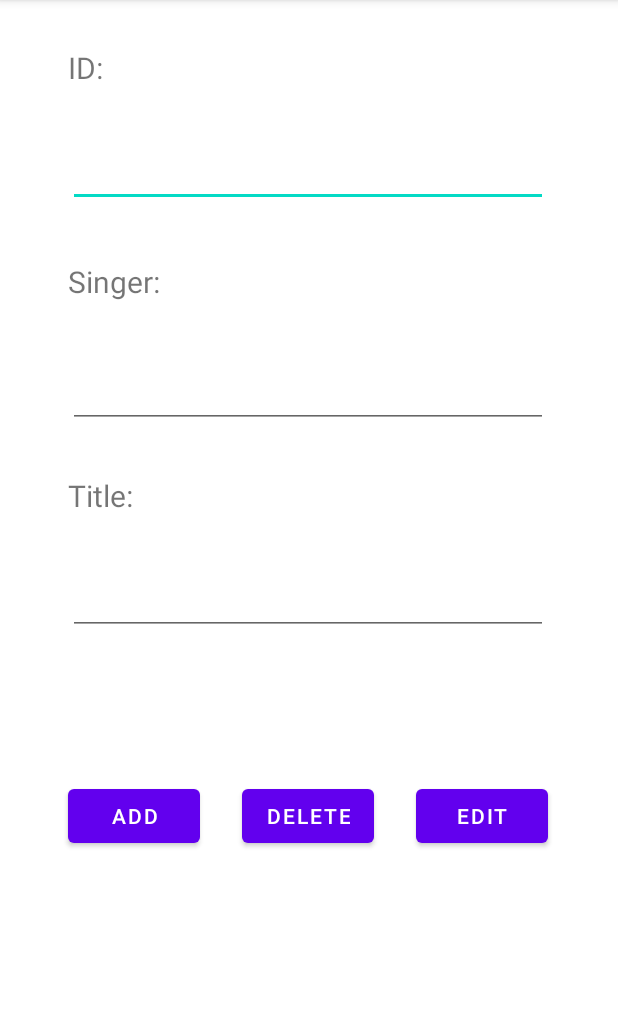
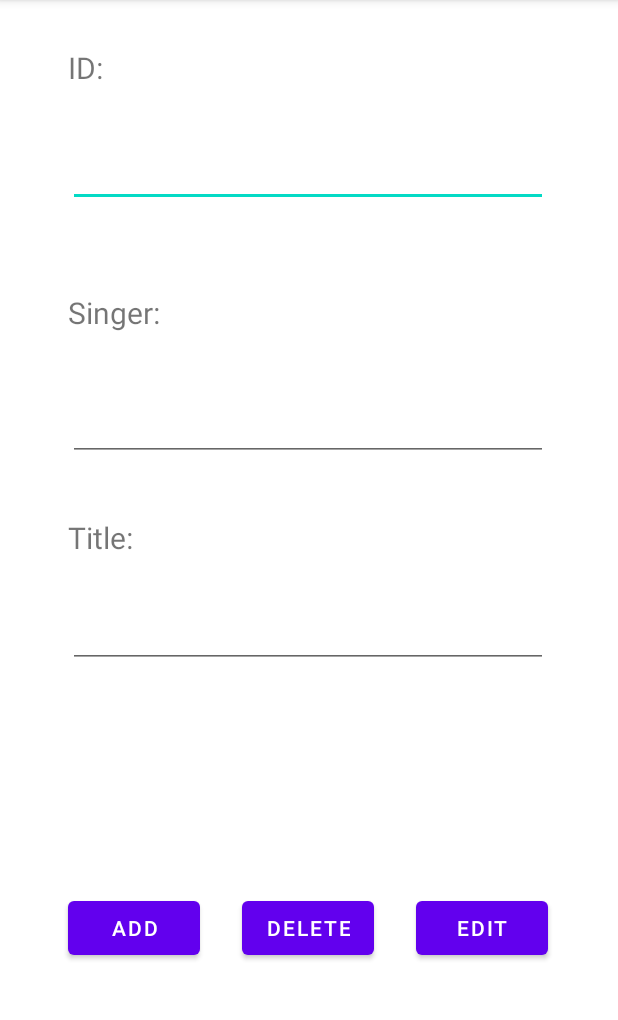
Before and after one commit to JordiLlaveria/AndroidRetrofitTracks, an Android app: the screen it shows after launch (MainActivity), on a phone screen of 412 x 824 dp, the part 84-1104 px from its top. Run offline under Robolectric (Android 15) with nearby library versions, the phone set to English and light mode, and no system bars.

Commit message:
AVD arranca

```diff
--- a/app/src/main/java/com/example/retrofittracks/Controller.java
+++ b/app/src/main/java/com/example/retrofittracks/Controller.java
@@ -1,6 +1,5 @@
 package com.example.retrofittracks;
 
-import java.awt.*;
 import java.util.List;
 
 import com.google.gson.Gson;
--- a/app/src/main/res/layout/edit_track_main.xml
+++ b/app/src/main/res/layout/edit_track_main.xml
@@ -40,7 +40,8 @@
         android:textSize="20sp"
         app:layout_constraintBottom_toTopOf="@+id/textSinger"
         app:layout_constraintStart_toStartOf="@+id/textSinger"
-        app:layout_constraintTop_toBottomOf="@+id/textID" />
+        app:layout_constraintTop_toBottomOf="@+id/textID"
+        app:layout_constraintVertical_bias="0.6" />
 
     <EditText
         android:id="@+id/textSinger"
@@ -53,7 +54,7 @@
         app:layout_constraintHorizontal_bias="0.494"
         app:layout_constraintStart_toStartOf="parent"
         app:layout_constraintTop_toTopOf="parent"
-        app:layout_constraintVertical_bias="0.32999998"
+        app:layout_constraintVertical_bias="0.36"
         tools:ignore="SpeakableTextPresentCheck" />
 
     <TextView
@@ -64,7 +65,8 @@
         android:textSize="20sp"
         app:layout_constraintBottom_toTopOf="@+id/textTitle"
         app:layout_constraintStart_toStartOf="@+id/textTitle"
-        app:layout_constraintTop_toBottomOf="@+id/textSinger" />
+        app:layout_constraintTop_toBottomOf="@+id/textSinger"
+        app:layout_constraintVertical_bias="0.6" />
 
     <EditText
         android:id="@+id/textTitle"
@@ -96,7 +98,7 @@
         android:id="@+id/buttonPOST"
         android:layout_width="wrap_content"
         android:layout_height="wrap_content"
-        android:layout_marginBottom="200dp"
+        android:layout_marginBottom="125dp"
         android:text="ADD"
         app:layout_constraintBottom_toBottomOf="parent"
         app:layout_constraintStart_toStartOf="@+id/textTitle" />
```
